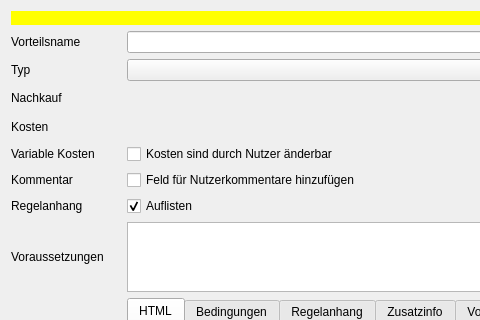
Old version of the form designer/DatenbankEditVorteil.ui in the repository Aeolitus/Sephrasto; both pictures show x 0 to 480 and y 0 to 320 of the 628 by 1086 pixel window.
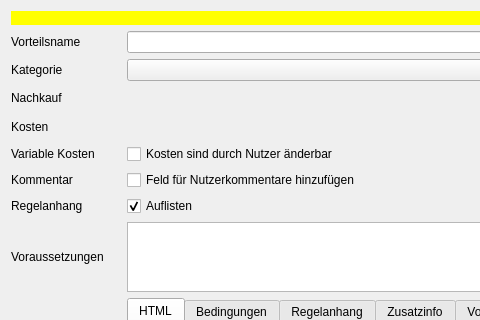
New version of the form.

Commit message: Refactor "typ" to be called "kategorie". This harmonizes FreieFertigkeiten and Talent with the other db elements. Also make all elements with "kategorie" sortable through the respective database setting without breaking indexes.

```diff
--- a/designer/DatenbankEditVorteil.ui
+++ b/designer/DatenbankEditVorteil.ui
@@ -401,7 +401,7 @@
      <item row="2" column="0">
       <widget class="QLabel" name="label_6">
        <property name="text">
-        <string>Typ</string>
+        <string>Kategorie</string>
        </property>
       </widget>
      </item>
```
The commit also changes 44 other files.
